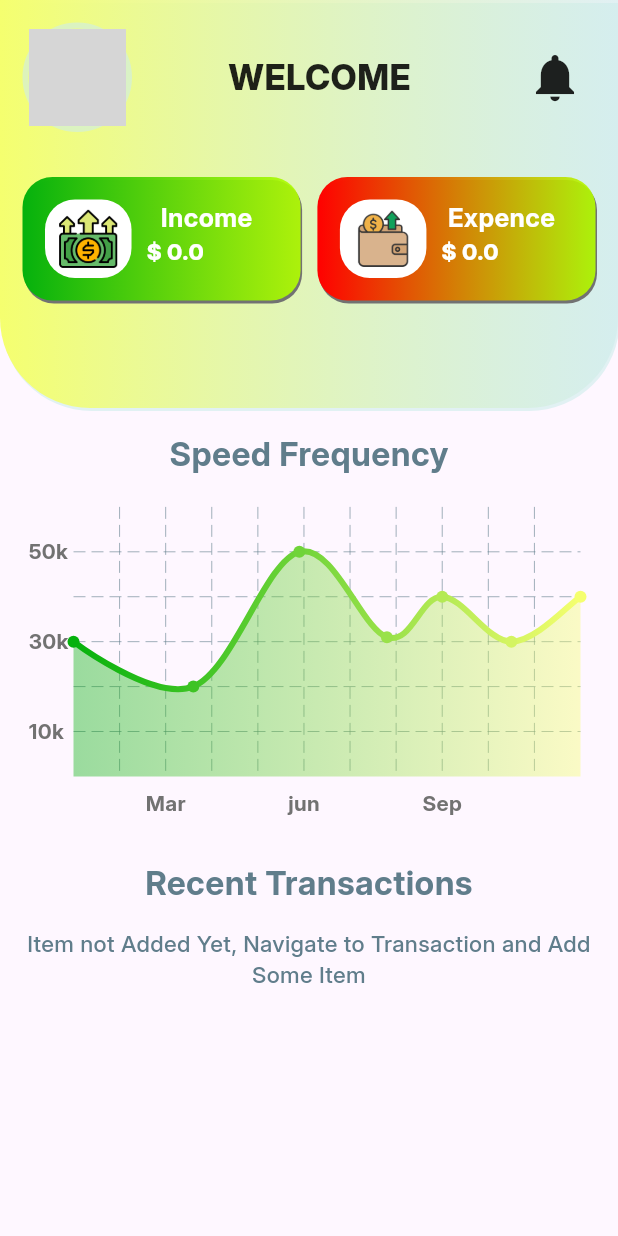
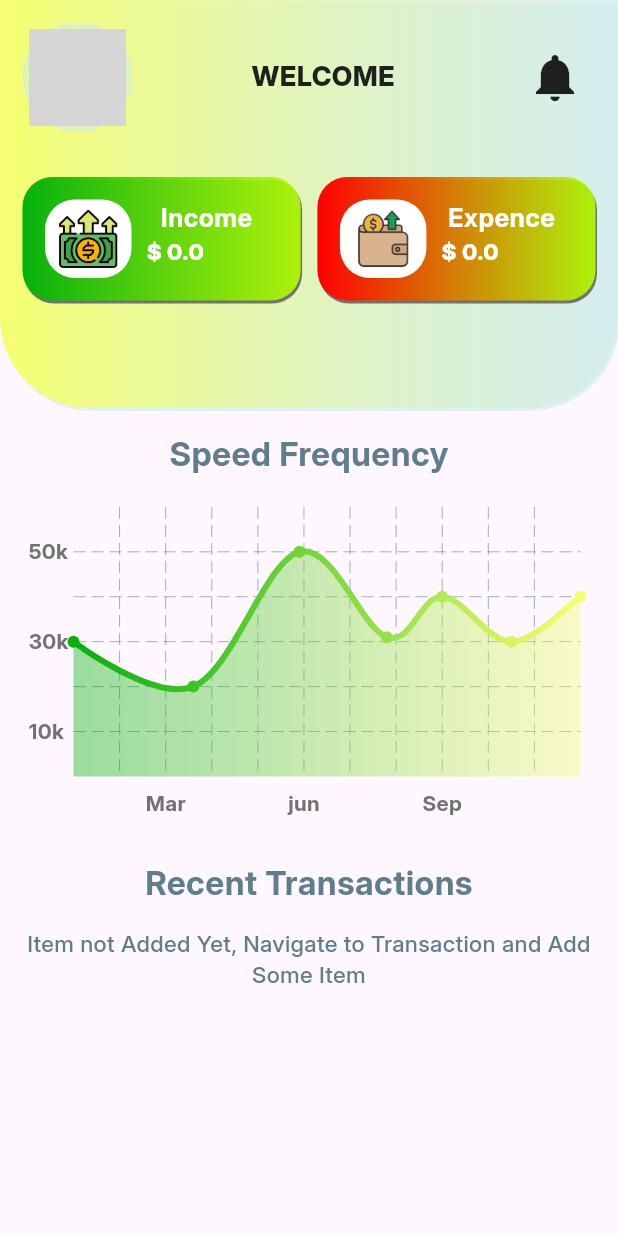
Before and after one commit to PAIshanMadusha/fiscal-focus-application, a Flutter app: the HomeScreen screen opened directly with empty values, on a phone screen of 412 x 824 dp. Run offline on Flutter 3.47's test engine with Material 3 defaults, Android fonts, the phone set to English and light mode, and no system bars; drawn by our look-alikes of fl_chart; our stand-ins replace shared_preferences, smooth_page_indicator; accounts and stored records are empty; grey boxes are pictures that could not be loaded.

Commit message:
Project is Completed

```diff
--- a/lib/screens/main_screens/home_screen.dart
+++ b/lib/screens/main_screens/home_screen.dart
@@ -92,12 +92,17 @@ class _HomeScreenState extends State<HomeScreen> {
                               ),
                             ),
                           ),
-                          Text(
-                            "WELCOME ${userName.toUpperCase()}",
-                            style: TextStyle(
-                              fontSize: 23,
-                              fontWeight: FontWeight.w800,
-                              color: kBlack,
+                          SizedBox(
+                            width: 250,
+                            child: Text(
+                              "WELCOME ${userName.toUpperCase()}",
+                              style: TextStyle(
+                                fontSize: 18,
+                                fontWeight: FontWeight.w800,
+                                color: kBlack,
+                              ),
+                              textAlign: TextAlign.center,
+
                             ),
                           ),
                           IconButton(
```
Also changed, not shown: lib/screens/main_screens/add_new_screen.dart (+29 -5 lines), lib/screens/main_screens/profile_screen.dart (+8 -6 lines).
